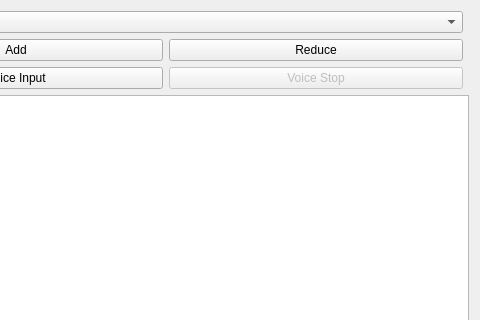
Old version of the form panel1.ui in the repository LuWang0211/navigation; both pictures show x 142 to 622 and y 0 to 320 of the 622 by 514 pixel window.
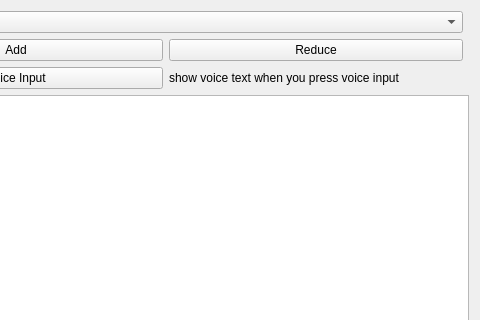
New version of the form.

Commit message: modify voice input function

The edit to the form file:
```diff
--- a/panel1.ui
+++ b/panel1.ui
@@ -71,12 +71,9 @@
     </widget>
    </item>
    <item row="2" column="1">
-    <widget class="QPushButton" name="stopButton">
-     <property name="enabled">
-      <bool>false</bool>
-     </property>
+    <widget class="QLabel" name="voicelabel">
      <property name="text">
-      <string>Voice Stop</string>
+      <string>show voice text when you press voice input</string>
      </property>
     </widget>
    </item>
```
Left out of the diff: 40 changed lines with no effect on the pictures. The commit also changes 2 other files.
